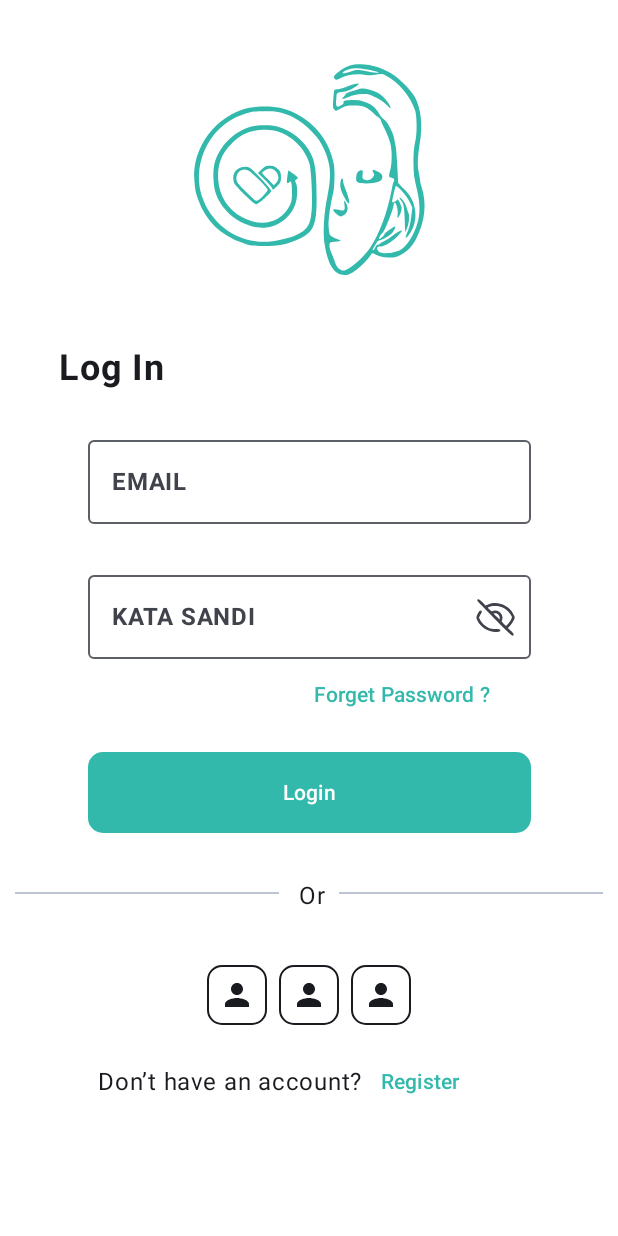
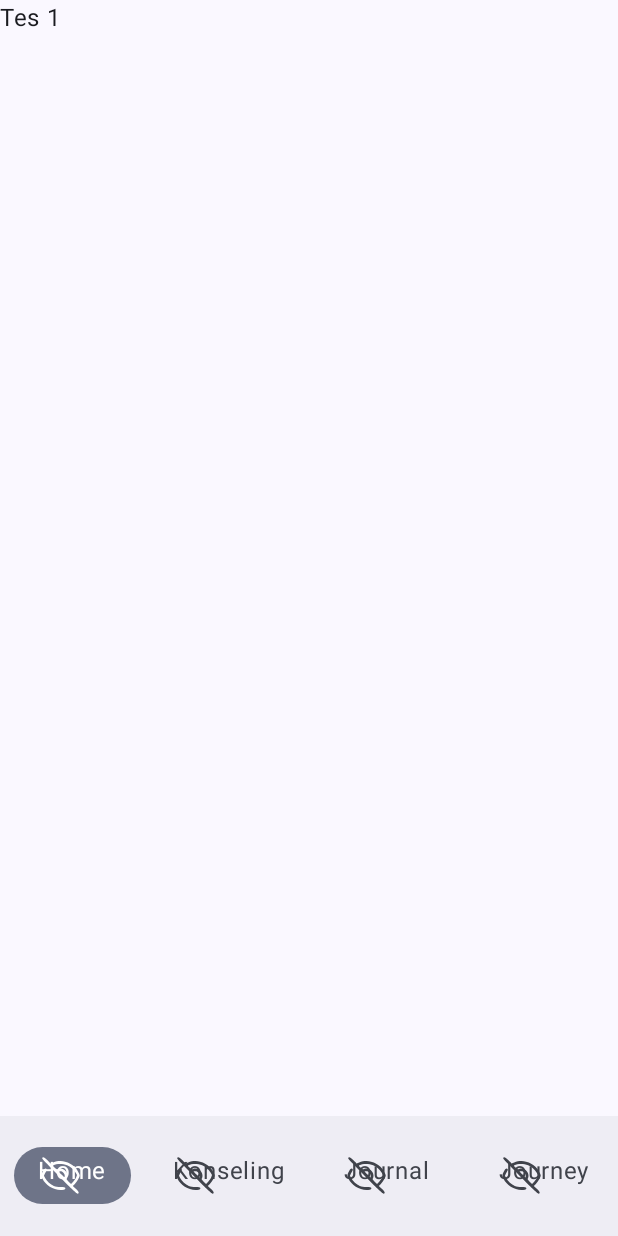
Before and after one commit to ArniNaziraSe/SejiwaKuApp, an Android app built with Jetpack Compose: the screen it shows after launch (MainActivity), on a phone screen of 412 x 824 dp. Run offline under Robolectric (Android 15) with nearby library versions, the phone set to English and light mode, and no system bars.

Commit message:
masih stuck di bottonbarnya, gimana cara agar bottonbarnya gak masuk ke dalam menu detailnya

```diff
--- a/app/build.gradle.kts
+++ b/app/build.gradle.kts
@@ -69,4 +69,8 @@ dependencies {
 
     //Api Splass
     implementation("androidx.core:core-splashscreen:1.0.1")
+    // Navigation
+    implementation("androidx.navigation:navigation-compose:2.7.7")
+    // Icon lebih
+    implementation("androidx.compose.material:material-icons-extended:1.6.7")
 }
--- a/app/src/main/java/com/msv/sejiwaku/MainActivity.kt
+++ b/app/src/main/java/com/msv/sejiwaku/MainActivity.kt
@@ -6,13 +6,10 @@ import androidx.activity.compose.setContent
 import androidx.compose.foundation.layout.fillMaxSize
 import androidx.compose.material3.MaterialTheme
 import androidx.compose.material3.Surface
-import androidx.compose.material3.Text
-import androidx.compose.runtime.Composable
 import androidx.compose.ui.Modifier
-import androidx.compose.ui.tooling.preview.Preview
-import androidx.core.splashscreen.SplashScreen.Companion.installSplashScreen
-import com.msv.sejiwaku.loginpage.LoginPage
+import com.msv.sejiwaku.halamanbottonbar_dan_appbar.pengaturbuttonbar.AppbardanBottonbar
 import com.msv.sejiwaku.ui.theme.SejiwakuTheme
+
 
 class MainActivity : ComponentActivity() {
     override fun onCreate(savedInstanceState: Bundle?) {
@@ -25,7 +22,7 @@ class MainActivity : ComponentActivity() {
                     modifier = Modifier.fillMaxSize(),
                     color = MaterialTheme.colorScheme.background
                 ) {
-                    LoginPage()
+                    AppbardanBottonbar()
                 }
             }
         }
--- /dev/null
+++ b/app/src/main/java/com/msv/sejiwaku/bagianhalamandibuttonbar/Example1.kt
@@ -0,0 +1,17 @@
+package com.msv.sejiwaku.bagianhalamandibuttonbar
+
+import androidx.compose.foundation.layout.Column
+import androidx.compose.foundation.layout.fillMaxSize
+import androidx.compose.material3.Text
+import androidx.compose.runtime.Composable
+import androidx.compose.ui.Modifier
+
+@Composable
+fun Example1() {
+    Column(
+        modifier = Modifier.fillMaxSize()
+    ) {
+
+        Text(text = "Tes 1")
+    }
+}
--- /dev/null
+++ b/app/src/main/java/com/msv/sejiwaku/halamanbottonbar_dan_appbar/navigation/Halaman.kt
@@ -0,0 +1,8 @@
+package com.msv.sejiwaku.halamanbottonbar_dan_appbar.navigation
+
+sealed class Halaman(val route: String) {
+    data object Home : Halaman("awal")
+    data object  Konseling : Halaman("konseling")
+    data object  Journal : Halaman("journal")
+    data object Journey : Halaman("journey")
+}
--- /dev/null
+++ b/app/src/main/java/com/msv/sejiwaku/halamanbottonbar_dan_appbar/pengaturbuttonbar/AppbardanBottonbar.kt
@@ -0,0 +1,156 @@
+package com.msv.sejiwaku.halamanbottonbar_dan_appbar.pengaturbuttonbar
+
+import android.annotation.SuppressLint
+import android.media.Image
+import android.provider.MediaStore.Images
+import androidx.compose.foundation.Image
+import androidx.compose.foundation.layout.Column
+import androidx.compose.foundation.layout.padding
+import androidx.compose.foundation.layout.size
+import androidx.compose.material.icons.Icons
+import androidx.compose.material.icons.filled.Home
+import androidx.compose.material3.ExperimentalMaterial3Api
+import androidx.compose.material3.Icon
+import androidx.compose.material3.NavigationBar
+import androidx.compose.material3.NavigationBarItem
+import androidx.compose.material3.Scaffold
+import androidx.compose.material3.Text
+import androidx.compose.runtime.Composable
+import androidx.compose.runtime.getValue
+import androidx.compose.ui.Modifier
+import androidx.compose.ui.graphics.vector.ImageVector
+import androidx.compose.ui.res.painterResource
+import androidx.compose.ui.tooling.preview.Preview
+import androidx.compose.ui.unit.dp
+import androidx.navigation.NavController
+import androidx.navigation.NavGraph.Companion.findStartDestination
+import androidx.navigation.NavHostController
+import androidx.navigation.compose.NavHost
+import androidx.navigation.compose.composable
+import androidx.navigation.compose.currentBackStackEntryAsState
+import androidx.navigation.compose.rememberNavController
+import com.msv.sejiwaku.R
+import com.msv.sejiwaku.bagianhalamandibuttonbar.Example1
+import com.msv.sejiwaku.bagianhalamandibuttonbar.Example2
+import com.msv.sejiwaku.bagianhalamandibuttonbar.Example3
+import com.msv.sejiwaku.bagianhalamandibuttonbar.Example4
+import com.msv.sejiwaku.halamanbottonbar_dan_appbar.navigation.Halaman
+
+data class BottonBar(
+    val title: String,
+    val icon: Int,
+    val screen: Halaman
+)
+
+@SuppressLint("SIP")
+@OptIn(ExperimentalMaterial3Api::class)
+@Composable
+fun AppbardanBottonbar(
+    modifier: Modifier = Modifier,
+    navController: NavHostController = rememberNavController()
+) {
+    Scaffold(
+//        bagian ini gak ada appbarnya
+//        buat topbar
+//        topBar = {
+//            TopAppBar(title = { Text(text = "oke") })
+//        },
+        // buat bottombar
+        bottomBar = {
+            // Ada diwaha fungsinya
+            ButtonBarSet(navController)
+        },
+        // buat floating
+//        floatingActionButton = {
+//            FloatingActionButton(onClick = { /*TODO*/ }) {
+//                Icon(imageVector = Icons.Default.Block, contentDescription = "gak ada")
+//            }
+//        }
+        // dibawah tempat isinya
+    ) {contentPadding ->
+        NavHost(
+            navController = navController,
+            startDestination = Halaman.Home.route,
+            modifier = Modifier.padding(contentPadding)
+        ) {
+            composable(Halaman.Home.route) {
+                Example1()
+            }
+            composable(Halaman.Konseling.route) {
+                Example2()
+            }
+            composable(Halaman.Journal.route) {
+                Example3()
+            }
+            composable(Halaman.Journey.route) {
+                Example4()
+            }
+        }
+    }
+}
+
+@Composable
+fun ButtonBarSet(
+    navController: NavController,
+    modifier: Modifier = Modifier
+) {
+    NavigationBar(
+        modifier = modifier
+    ) {
+        val navBackStackEntry by navController.currentBackStackEntryAsState()
+        val currentRoute = navBackStackEntry?.destination?.route
+
+        val bottonbar = listOf(
+            BottonBar(
+                title = "Home",
+                icon = R.drawable.off_eye,
+                screen = Halaman.Home
+            ),
+            BottonBar(
+                title = "Konseling",
+                icon = R.drawable.off_eye,
+                screen = Halaman.Konseling
+            ),
+            BottonBar(
+                title = "Journal",
+                icon = R.drawable.off_eye,
+                screen = Halaman.Journal
+            ),
+            BottonBar(
+                title = "Journey",
+                icon = R.drawable.off_eye,
+                screen = Halaman.Journey
+            )
+        )
+        bottonbar.map { bottombar ->
+            NavigationBarItem(
+                selected = currentRoute == bottombar.screen.route,
+                onClick = {
+                          navController.navigate(bottombar.screen.route){
+                              popUpTo(navController.graph.findStartDestination().id){
+                                  saveState = true
+                              }
+                              restoreState = true
+                              launchSingleTop = true
+                          }
+                          },
+                icon = {
+                    Column {
+
+                    }
+                    Icon(
+                        painter = painterResource(id = bottombar.icon),
+                        contentDescription = null,
+                        modifier = Modifier.size(30.dp)
+                        )
+                    Text(text = bottombar.title)
+                })
+        }
+    }
+}
+
+@Preview
+@Composable
+private fun PreviewAppbar() {
+    AppbardanBottonbar()
+}
--- a/app/src/main/java/com/msv/sejiwaku/loginpage/LoginScreen.kt
+++ b/app/src/main/java/com/msv/sejiwaku/loginpage/LoginScreen.kt
@@ -33,6 +33,7 @@ import androidx.compose.material3.OutlinedTextField
 import androidx.compose.material3.Text
 import androidx.compose.material3.TextButton
 import androidx.compose.material3.TextField
+import androidx.compose.material3.darkColorScheme
 import androidx.compose.runtime.Composable
 import androidx.compose.runtime.getValue
 import androidx.compose.runtime.mutableStateOf
@@ -61,11 +62,12 @@ import com.msv.sejiwaku.ui.theme.SejiwakuTheme
 
 @OptIn(ExperimentalComposeUiApi::class)
 @Composable
-fun LoginPage() {
+fun LoginPage(
+) {
     Column(
         modifier = Modifier
             .fillMaxSize()
-            .background(Color.White)
+
     ) {
 
         var emaillogin by remember {
@@ -81,7 +83,6 @@ fun LoginPage() {
             painterResource(id = R.drawable.on_eye)
         else
             painterResource(id = R.drawable.off_eye)
-
 
 
         Column(
@@ -190,16 +191,21 @@ fun LoginPage() {
         Column(
             Modifier
                 .fillMaxWidth()
-                .padding(top = 20.dp)
-        ) {
-            Box(
+                .padding(top = 20.dp),
+            horizontalAlignment = Alignment.CenterHorizontally
+            ) {
+            Row(
                 Modifier.padding(10.dp),
-                contentAlignment = Alignment.Center
+                horizontalArrangement = Arrangement.Center,
+                verticalAlignment = Alignment.CenterVertically
             ) {
-                Divider(color = Color(red = 0.745f, green = 0.773f, blue = 0.824f, alpha = 1.0f), thickness = 1.dp)
+                Divider(color = Color(red = 0.745f, green = 0.773f, blue = 0.824f, alpha = 1.0f), thickness = 1.dp, modifier = Modifier.size(width = 150.dp, height = 1.dp))
+                Spacer(modifier = Modifier.size(2.dp))
                 Text(text = "   Or", modifier = Modifier
-                    .background(Color.White)
-                    .size(width = 40.dp, height = 20.dp))
+                    .size(width = 40.dp, height = 20.dp)
+                )
+                Spacer(modifier = Modifier.size(2.dp))
+                Divider(color = Color(red = 0.745f, green = 0.773f, blue = 0.824f, alpha = 1.0f), thickness = 1.dp, modifier = Modifier.size(width = 150.dp, height = 1.dp))
             }
         }
         Row(
@@ -254,7 +260,6 @@ fun LoginPage() {
 @Composable
 private fun PreviewLoginPage() {
     SejiwakuTheme {
-
         LoginPage()
     }
 }
--- a/app/src/main/java/com/msv/sejiwaku/loginpage/RegisterScreen.kt
+++ b/app/src/main/java/com/msv/sejiwaku/loginpage/RegisterScreen.kt
@@ -97,7 +97,7 @@ fun RegisterPage() {
         }
         Column(
             modifier = Modifier
-                .padding(top = 6.dp )
+                .padding(top = 6.dp)
                 .fillMaxWidth()
         ) {
             Text(text = "Register", fontSize = 24.sp, fontWeight = FontWeight.Bold, modifier = Modifier.padding(start = 39.dp))
@@ -217,7 +217,7 @@ fun RegisterPage() {
                     Text(text = "Don’t have an account?")
                     TextButton(onClick = { /*TODO*/ }) {
                         Text(
-                            text = "Register",
+                            text = "Login",
                             color = Color(
                                 red = 0.2f,
                                 green = 0.725f,
--- a/app/src/main/java/com/msv/sejiwaku/ui/theme/Color.kt
+++ b/app/src/main/java/com/msv/sejiwaku/ui/theme/Color.kt
@@ -5,6 +5,7 @@ import androidx.compose.ui.graphics.Color
 val Purple80 = Color(0xFFD0BCFF)
 val PurpleGrey80 = Color(0xFFCCC2DC)
 val Pink80 = Color(0xFFEFB8C8)
+val black = Color(0x0F000000)
 
 val Purple40 = Color(0xFF6650a4)
 val PurpleGrey40 = Color(0xFF625b71)
```
Also changed, not shown: app/src/main/java/com/msv/sejiwaku/bagianhalamandibuttonbar/Example2.kt (added, +9 -0 lines), app/src/main/java/com/msv/sejiwaku/bagianhalamandibuttonbar/Example3.kt (added, +9 -0 lines), app/src/main/java/com/msv/sejiwaku/bagianhalamandibuttonbar/Example4.kt (added, +9 -0 lines).
